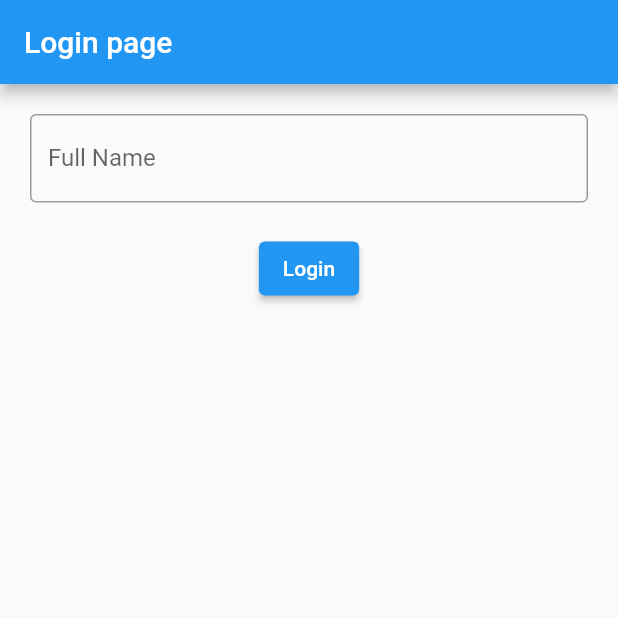
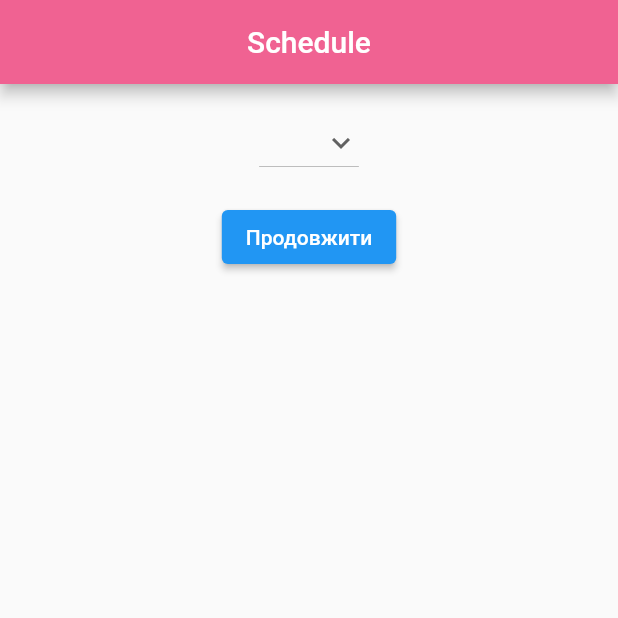
Before and after one commit to Dregrim/flutter-labs, a Flutter app: the screen it shows after launch, on a phone screen of 412 x 824 dp, the top half of it. Run offline on Flutter 3.47's test engine with Material 2 defaults, Android fonts, the phone set to English and light mode, and no system bars.

Commit message:
second lab

```diff
--- /dev/null
+++ b/lib/data.dart
@@ -0,0 +1,147 @@
+class Subjects {
+  Subjects(this.subjects);
+  Map<int, String> subjects;
+}
+
+class Schedule {
+  Schedule(Map<String, Map<int, String>> scheduleRaw) {
+    scheduleRaw.forEach((key, value) => dayToSubjects[key] = Subjects(value));
+  }
+  Map<String, Subjects> dayToSubjects = {};
+}
+
+class ScheduleData {
+  ScheduleData() {
+    groupToSchedule = {};
+    dataRaw.forEach((key, value) => groupToSchedule[key] = Schedule(value));
+  }
+
+  Map<String, Schedule> groupToSchedule = {};
+
+  List<String> getGroupsNames() {
+    return groupToSchedule.keys.toList();
+  }
+
+  Schedule getScheduleForGroup(String? groupName) {
+    return groupToSchedule[groupName]!;
+  }
+
+  String getDayName(int dayIndex) {
+    switch (dayIndex) {
+      case 0:
+        return "Понеділок";
+      case 1:
+        return "Вівторок";
+      case 2:
+        return "Середа";
+      case 3:
+        return "Четвер";
+      case 4:
+        return "П'ятниця";
+      default:
+    }
+    return '';
+  }
+}
+
+Map<String, Map<String, Map<int, String>>> dataRaw = {
+  "KБ-41": {
+    "Понеділок": {
+      4: 'Технології розслідування інцидентів інформаційної безпеки',
+      5: 'Безпека програмного забезпечення',
+    },
+    "Вівторок": {
+      3: 'Основи охорони праці та безпека життєдіяльності',
+      4: 'Контрольно-вимірювальна апаратура інформаційної безпеки',
+      6: 'Системи охорони державної таємниці',
+      7: 'Організаційне забезпечення технічного захисту інформації'
+    },
+    "Середа": {
+      1: 'Безпека програмного забезпечення',
+      2: 'Безпека програмного забезпечення',
+      7: 'Системи автентифікації і управління доступом'
+    },
+    "Четвер": {
+      1: 'Системи виявлення вторгнень',
+      3: 'Мікропроцесори в системах технічного захисту інформації'
+    },
+    "П'ятниця": {
+      1: 'Мікропроцесори в системах технічного захисту інформації',
+    },
+  },
+  "KБ-42": {
+    "Понеділок": {
+      4: 'Технології розслідування інцидентів інформаційної безпеки',
+      5: 'Безпека програмного забезпечення'
+    },
+    "Вівторок": {
+      3: 'Основи охорони праці та безпека життєдіяльності',
+      4: 'Організаційне забезпечення технічного захисту інформації',
+      6: 'Контрольно-вимірювальна апаратура інформаційної безпеки',
+      7: 'Мікропроцесори в системах технічного захисту інформації'
+    },
+    "Середа": {
+      1: 'Контрольно-вимірювальна апаратура інформаційної безпеки',
+      2: 'Мікропроцесори в системах технічного захисту інформації',
+      3: 'Технології розслідування інцидентів інформаційної безпеки',
+      4: 'Технології розслідування інцидентів інформаційної безпеки',
+    },
+    "Четвер": {
+      2: 'Мікропроцесори в системах технічного захисту інформації',
+    },
+    "П'ятниця": {
+      1: 'Мікропроцесори в системах технічного захисту інформації',
+    },
+  },
+  "KБ-43": {
+    "Понеділок": {
+      2: 'Архітектура спеціалізованих комп`ютерних систем',
+      3: 'Діагностика комп`ютерних засобів'
+    },
+    "Вівторок": {
+      1: 'Комп`ютерні засоби опрацювання сигналів',
+      4: 'Технології проектування комп`ютерних систем',
+      6: 'Проектування комп`ютерних засобів обробки сигналів і зображень'
+    },
+    "Середа": {
+      1: 'Технології проектування комп`ютерних систем',
+      2: 'Архітектура спеціалізованих комп`ютерних систем',
+      3: 'Захист інформації в комп`ютерних системах'
+    },
+    "Четвер": {
+      4: 'Технології проектування комп`ютерних систем',
+      5: 'Архітектура спеціалізованих комп`ютерних систем',
+      6: 'Проектування комп`ютерних засобів обробки сигналів і зображень'
+    },
+    "П'ятниця": {
+      2: 'Діагностика комп`ютерних засобів',
+      3: 'Комп`ютерні засоби опрацювання сигналів',
+      4: 'Захист інформації в комп`ютерних системах'
+    },
+  },
+  "KБ-44": {
+    "Понеділок": {
+      2: 'Методи та засоби опрацювання сигналів і зображень',
+      3: 'Програмні технології мобільних обчислень',
+      4: 'Програмне забезпечення інтернету речей'
+    },
+    "Вівторок": {
+      1: 'Програмне забезпечення інтернету речей',
+      2: 'Мережні операційні системи',
+      3: 'Програмні технології мобільних обчислень'
+    },
+    "Середа": {
+      1: 'Методи та засоби опрацювання сигналів і зображень',
+      2: 'Програмне забезпечення інтернету речей'
+    },
+    "Четвер": {
+      3: 'Системне адміністрування комп`ютерних мереж',
+      4: 'Захист інформації в комп`ютерних системах'
+    },
+    "П'ятниця": {
+      1: 'Мережні операційні системи',
+      2: 'Системне адміністрування комп`ютерних мереж',
+      4: 'Захист інформації в комп`ютерних системах'
+    },
+  },
+};
--- /dev/null
+++ b/lib/homepage.dart
@@ -0,0 +1,51 @@
+import 'package:flutter/material.dart';
+import 'data.dart';
+
+class Home extends StatelessWidget {
+  String? selectedGroup;
+  Home({required this.selectedGroup});
+
+  @override
+  Widget build(BuildContext context) {
+
+    final arguments = (ModalRoute.of(context)?.settings.arguments ??
+        <String, dynamic>{}) as Map;
+
+    ScheduleData scheduleData = ScheduleData();
+    Schedule schedule = scheduleData.getScheduleForGroup(selectedGroup);
+
+    return Scaffold(
+      appBar: AppBar(
+        backgroundColor: Colors.pink[300],
+        title: const Text('Home'),
+        centerTitle: true,
+      ),
+      body: Center(
+        child: Column(children: [
+          Expanded(
+              child: ListView.separated(
+                scrollDirection: Axis.vertical,
+                shrinkWrap: true,
+                padding: const EdgeInsets.all(8),
+                itemCount: 5,
+                itemBuilder: (BuildContext context, int index) {
+                  String dayName = scheduleData.getDayName(index);
+                  List<List<String>> subjects = [];
+                  schedule.dayToSubjects[dayName]?.subjects.forEach(
+                          (key, value) => subjects.add([key.toString(), value]));
+
+                  return ExpansionTile(
+                      title: Text(dayName),
+                      children: subjects
+                          .map((value) =>
+                          ListTile(title: Text(value[0] + '. ' + value[1])))
+                          .toList());
+                },
+                separatorBuilder: (BuildContext context, int index) =>
+                const Divider(),
+              ))
+        ]),
+      ),
+    );
+  }
+}
--- a/lib/main.dart
+++ b/lib/main.dart
@@ -1,5 +1,6 @@
 import 'package:flutter/material.dart';
-
+import 'data.dart';
+import 'homepage.dart';
 void main() {
   runApp(
      MaterialApp(
@@ -11,51 +12,42 @@ void main() {
 
 class MyApp extends StatelessWidget {
    MyApp({super.key});
-   String fullName = '';
+   ScheduleData scheduleData = ScheduleData();
+  late List<String> groups = scheduleData.getGroupsNames();
+  String? selectedGroup;
   @override
   Widget build(BuildContext context) {
-    return MaterialApp(
-        title: 'Login page',
-        home: Scaffold(
-      appBar: AppBar(title: Text('Login page')),
-      body: Center(child: Column(children: <Widget>[
-        Container(
-            margin: const EdgeInsets.all(20),
-            child: TextField(
-              decoration: InputDecoration(
-                border: OutlineInputBorder(),
-                labelText: 'Full Name',
+    return Scaffold(
+      appBar: AppBar(
+        backgroundColor: Colors.pink[300],
+        title: Text('Schedule'),
+        centerTitle: true,
+      ),
+      body: Center(
+        child: Column(
+          children: [
+            Padding(
+              padding: EdgeInsets.all(15.0),
+              child: DropdownButton<String>(
+                value: selectedGroup,
+                icon: const Icon(Icons.keyboard_arrow_down),
+                items: groups
+                    .map((group) =>
+                    DropdownMenuItem(
+                      value: group,
+                      child: Text(group),
+                    ))
+                    .toList(),
+                onChanged: (String? newGroup) {selectedGroup = newGroup;}
               ),
-              onChanged: (text) {
-                  fullName = text;
-              },
-            )),
-      Container(
-          child: ElevatedButton(
-            onPressed: () {
-              Navigator.of(context).push(MaterialPageRoute(builder: (context) => Page2(fullName : fullName)));
-            },
-            child: const Text('Login'),
-          )
-        ),],
+            ),
+            ElevatedButton(
+                onPressed: () {
+                  Navigator.of(context).push(MaterialPageRoute(builder: (context) => Home(selectedGroup : selectedGroup)));
+                },
+                child: Text('Продовжити'))
+          ],
+        ),
       ),
-    )));
-  }
-}
-
-class Page2 extends StatelessWidget {
-  String fullName;
-  Page2({required this.fullName});
-  @override
-  Widget build(BuildContext context) {
-    return MaterialApp(
-      title: 'Home page',
-      home: Scaffold(
-      appBar: AppBar(title: Text('Home page')),
-      body: Center(
-        child: Text('Hello '+fullName,),
-      ),
-    ),
     );
-  }
-}
+  }}
```
